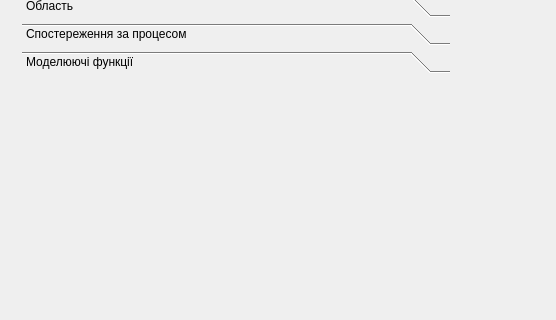
romathebest/stoyan, file MathMod/mainwindow.ui: the form before one commit; both pictures show x 0 to 556 and y 100 to 420 of the 1566 by 503 pixel window.
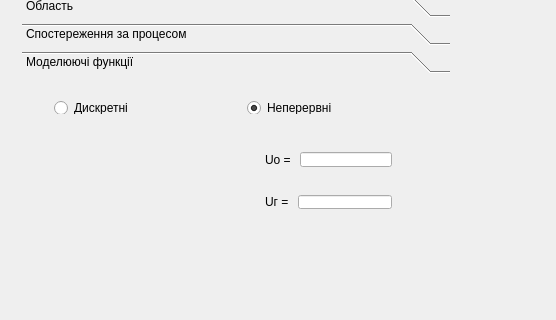
The form after the commit. The open tabs and pages were chosen to show the change. Custom widgets are drawn as their Qt base class.

Commit message: add plotDrawing Class + fixed widgets

The edit to the form file:
```diff
--- a/MathMod/mainwindow.ui
+++ b/MathMod/mainwindow.ui
@@ -501,7 +501,81 @@
           </attribute>
           <layout class="QHBoxLayout" name="horizontalLayout_5">
            <item>
-            <widget class="QWidget" name="widget_7" native="true"/>
+            <widget class="QWidget" name="widget_7" native="true">
+             <widget class="QWidget" name="widget_22" native="true">
+              <property name="geometry">
+               <rect>
+                <x>10</x>
+                <y>0</y>
+                <width>401</width>
+                <height>35</height>
+               </rect>
+              </property>
+              <layout class="QHBoxLayout" name="horizontalLayout_16">
+               <item>
+                <widget class="QRadioButton" name="radioButtonInverseProblem_2">
+                 <property name="text">
+                  <string>Дискретні</string>
+                 </property>
+                </widget>
+               </item>
+               <item>
+                <widget class="QRadioButton" name="radioButtonDirectProblem_2">
+                 <property name="text">
+                  <string>Неперервні</string>
+                 </property>
+                 <property name="checked">
+                  <bool>true</bool>
+                 </property>
+                </widget>
+               </item>
+              </layout>
+             </widget>
+             <widget class="QWidget" name="widget_23" native="true">
+              <property name="geometry">
+               <rect>
+                <x>210</x>
+                <y>40</y>
+                <width>171</width>
+                <height>101</height>
+               </rect>
+              </property>
+              <layout class="QVBoxLayout" name="verticalLayout_13">
+               <item>
+                <widget class="QWidget" name="widget_24" native="true">
+                 <layout class="QHBoxLayout" name="horizontalLayout_17">
+                  <item>
+                   <widget class="QLabel" name="label_4">
+                    <property name="text">
+                     <string>Uo = </string>
+                    </property>
+                   </widget>
+                  </item>
+                  <item>
+                   <widget class="QLineEdit" name="lineEditL_2"/>
+                  </item>
+                 </layout>
+                </widget>
+               </item>
+               <item>
+                <widget class="QWidget" name="widget_25" native="true">
+                 <layout class="QHBoxLayout" name="horizontalLayout_18">
+                  <item>
+                   <widget class="QLabel" name="label_5">
+                    <property name="text">
+                     <string>Uг = </string>
+                    </property>
+                   </widget>
+                  </item>
+                  <item>
+                   <widget class="QLineEdit" name="lineEditY_3"/>
+                  </item>
+                 </layout>
+                </widget>
+               </item>
+              </layout>
+             </widget>
+            </widget>
            </item>
           </layout>
          </widget>
```
Left out of the diff: 4 changed lines with no effect on the pictures. The commit also changes 10 other files.
